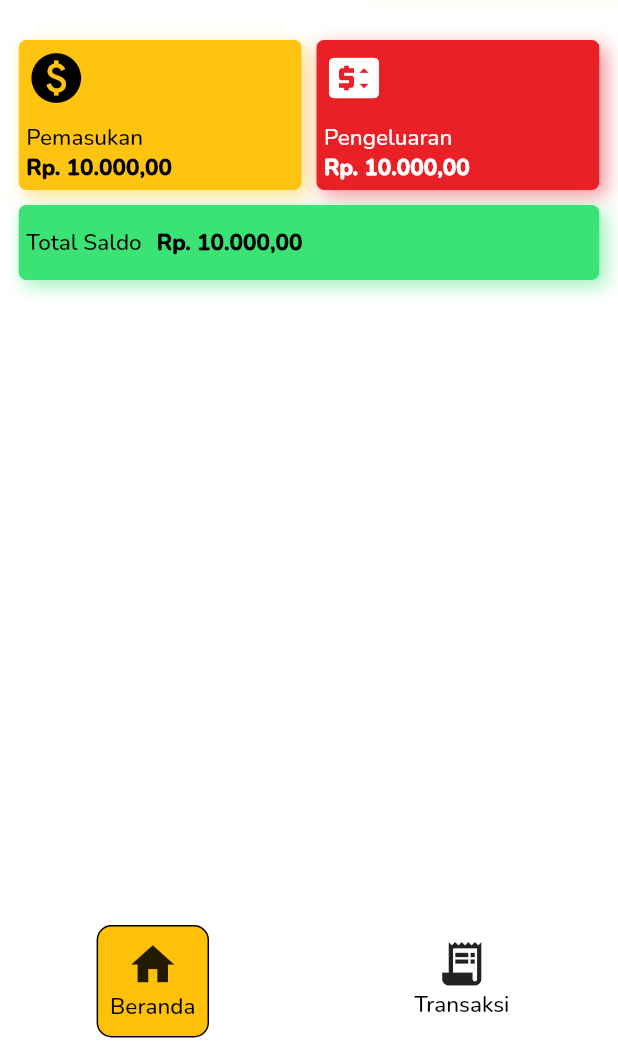
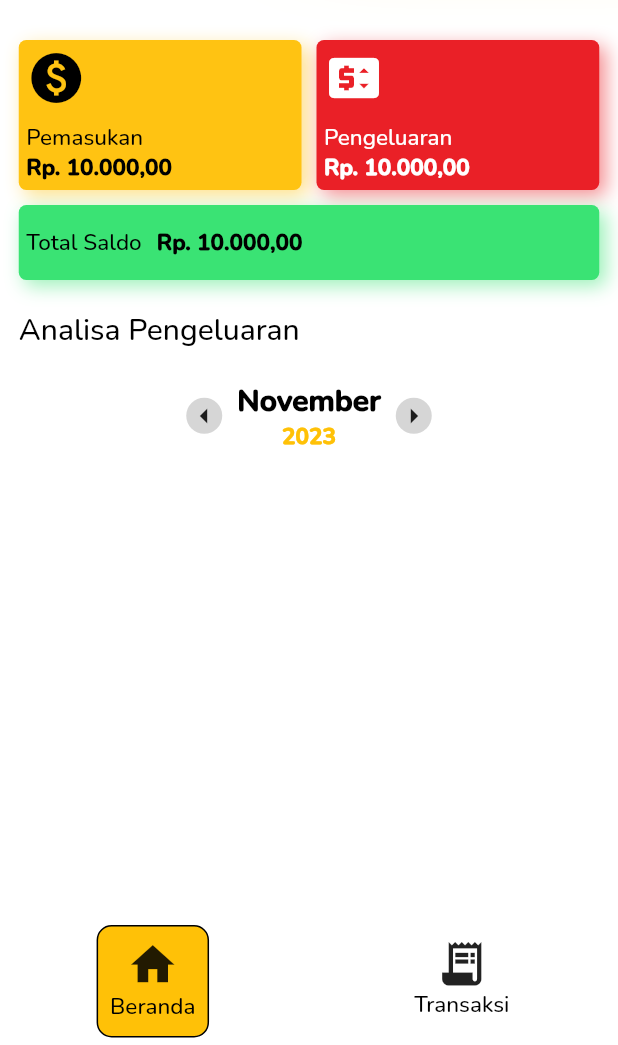
Before and after one commit to FieryInferno/keuangan, a Flutter app: the Home widget shown alone on an empty page, opened directly, on a phone screen of 412 x 824 dp, the part 191-1236 px from its top. Run offline on Flutter 3.47's test engine with Material 2 defaults, Android fonts, the phone set to English and light mode, and no system bars; missing offline and left inert: mailer.

Commit message:
feat: ui slide months

```diff
--- a/lib/pages/home.dart
+++ b/lib/pages/home.dart
@@ -162,8 +162,9 @@ class Home extends StatelessWidget {
           ),
           Container(
             margin: const EdgeInsets.only(top: 50, left: 12.5, right: 12.5),
-            child:
-                Column(crossAxisAlignment: CrossAxisAlignment.start, children: [
+            child: Column(
+              crossAxisAlignment: CrossAxisAlignment.start,
+              children: [
                 const Greeting(),
                 Row(
                   children: const [
@@ -232,8 +233,44 @@ class Home extends StatelessWidget {
                       ),
                     )
                   ],
+                ),
+                const SizedBox(height: 20),
+                const TextWidget('Analisa Pengeluaran'),
+                const SizedBox(height: 20),
+                Row(
+                  mainAxisAlignment: MainAxisAlignment.center,
+                  children: [
+                    Container(
+                      decoration: BoxDecoration(
+                        color: Colors.grey[350],
+                        shape: BoxShape.circle,
+                      ),
+                      child: const Icon(Icons.arrow_left),
+                    ),
+                    const SizedBox(width: 10),
+                    Column(
+                      children: const [
+                        TextWidget('November', weight: FontWeight.w900),
+                        TextWidget(
+                          '2023',
+                          weight: FontWeight.w900,
+                          size: 15,
+                          color: Colors.amber,
+                        ),
+                      ],
+                    ),
+                    const SizedBox(width: 10),
+                    Container(
+                      decoration: BoxDecoration(
+                        color: Colors.grey[350],
+                        shape: BoxShape.circle,
+                      ),
+                      child: const Icon(Icons.arrow_right),
+                    ),
+                  ],
                 )
-            ]),
+              ],
+            ),
           ),
           Positioned(
             bottom: 0,
```
Lines whose indentation alone changed are shown as unchanged.
